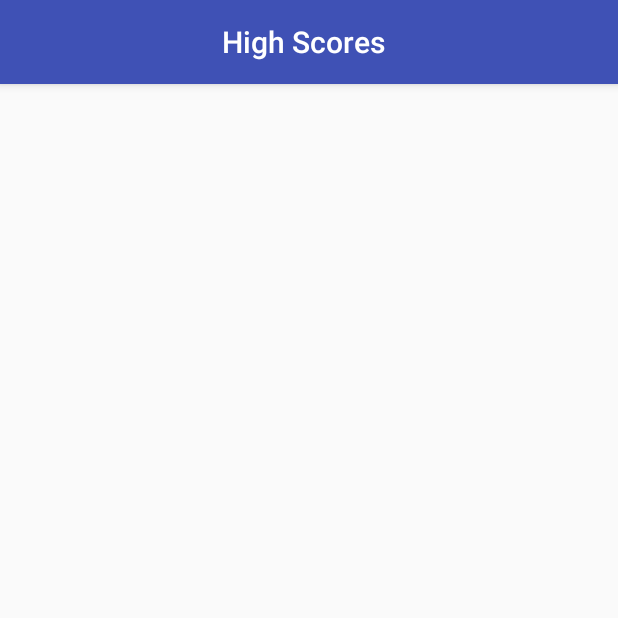
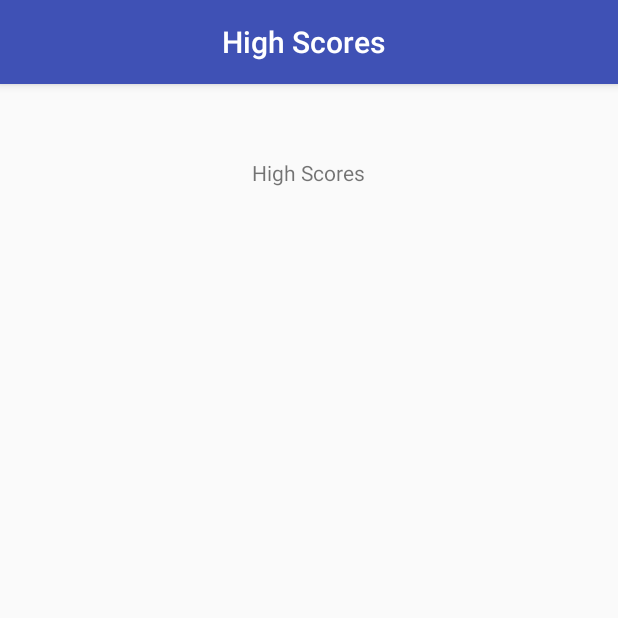
Before and after one commit to LudNaucnik/Quiz, an Android app: the screen it shows after launch (HighScoreActivity), after a tap on "High Scores", on a phone screen of 412 x 824 dp, the top half of it. Run offline under Robolectric (Android 15) with nearby library versions, the phone set to English and light mode, and no system bars; our stand-ins replace ButterKnife, Firebase (no records; nobody signed in at launch, a user with empty details on screens opened directly).

Commit message:
App now can read high scores

```diff
--- a/app/src/main/res/layout/activity_high_score.xml
+++ b/app/src/main/res/layout/activity_high_score.xml
@@ -1,9 +1,26 @@
 <?xml version="1.0" encoding="utf-8"?>
-<android.support.constraint.ConstraintLayout xmlns:android="http://schemas.android.com/apk/res/android"
-    xmlns:app="http://schemas.android.com/apk/res-auto"
+<RelativeLayout xmlns:app="http://schemas.android.com/apk/res-auto"
     xmlns:tools="http://schemas.android.com/tools"
+    xmlns:android="http://schemas.android.com/apk/res/android"
     android:layout_width="match_parent"
     android:layout_height="match_parent"
     tools:context="com.ljube.bajtaktarov.quiz.HighScoreActivity">
 
-</android.support.constraint.ConstraintLayout>
+    <TextView
+        android:id="@+id/textView3"
+        android:layout_width="wrap_content"
+        android:layout_height="wrap_content"
+        android:layout_alignParentTop="true"
+        android:layout_centerHorizontal="true"
+        android:layout_marginTop="49dp"
+        android:text="High Scores" />
+
+    <ListView
+        android:id="@+id/HighScoresList"
+        android:layout_width="match_parent"
+        android:layout_height="match_parent"
+        android:layout_below="@+id/textView3"
+        android:layout_centerHorizontal="true"
+        android:layout_marginTop="41dp"
+        android:textAlignment="center"/>
+</RelativeLayout>
```
Also changed, not shown: app/src/main/java/com/ljube/bajtaktarov/quiz/HighScoreActivity.java (+51 -0 lines), app/src/main/res/layout/highscore_listitem.xml (added, +9 -0 lines).
